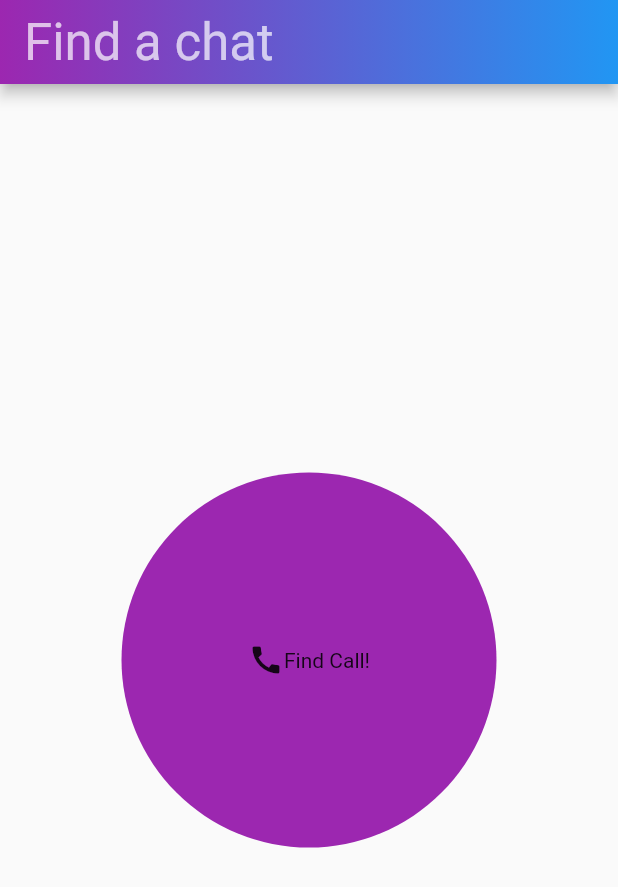
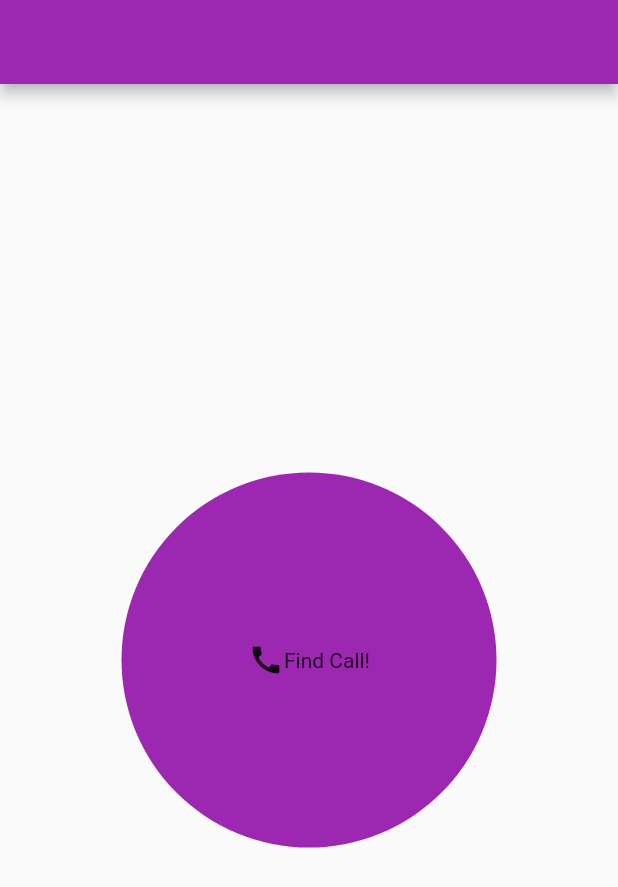
Before and after one commit to AetherAlchemistEW/ChatFinder, a Flutter app: the QueueScreen screen opened directly, on a phone screen of 412 x 824 dp. Shown: the top 887 px of the screen. Run offline on Flutter 3.47's test engine with Material 2 defaults, Android fonts, the phone set to English and light mode, and no system bars; our stand-ins replace cloud_firestore, firebase_auth, firebase_storage, google_sign_in, image_picker, permission_handler and 1 more; missing offline and left inert: agora_rtc_engine, flare_splash_screen, flutter_facebook_login; accounts and stored records are empty.

Commit message:
Removed gradient - Update broke it

```diff
--- a/chat_finder/lib/screens/profile_screen.dart
+++ b/chat_finder/lib/screens/profile_screen.dart
@@ -5,7 +5,7 @@ import 'package:chat_finder/provider/image_upload_provider.dart';
 import 'package:chat_finder/resources/firebase_repository.dart';
 import 'package:chat_finder/utils/utilities.dart';
 import 'package:flutter/material.dart';
-import 'package:gradient_app_bar/gradient_app_bar.dart';
+//import 'package:gradient_app_bar/gradient_app_bar.dart';
 import 'package:image_picker/image_picker.dart';
 import 'login_screen.dart';
 
@@ -54,11 +54,11 @@ class _ProfileScreenState extends State<ProfileScreen> {
   @override
   Widget build(BuildContext context) {
     return Scaffold(
-      appBar: GradientAppBar(
+      appBar: /*GradientAppBar(
         gradient: LinearGradient(colors: [Theme.of(context).primaryColor, Theme.of(context).accentColor]),
         title: Text("Profile",
           style: Theme.of(context).primaryTextTheme.headline4,),
-      ),
+      )*/ AppBar(),
       body: Container(
         alignment: Alignment.center,
         child: isLoading ? Center(child: CircularProgressIndicator())
--- a/chat_finder/lib/screens/queue_screen.dart
+++ b/chat_finder/lib/screens/queue_screen.dart
@@ -3,7 +3,7 @@ import 'package:chat_finder/resources/firebase_repository.dart';
 import 'package:chat_finder/utils/call_utilities.dart';
 import 'package:chat_finder/widgets/topicSelectionCard.dart';
 import 'package:flutter/material.dart';
-import 'package:gradient_app_bar/gradient_app_bar.dart';
+//import 'package:gradient_app_bar/gradient_app_bar.dart';
 
 class QueueScreen extends StatefulWidget {
   @override
@@ -25,11 +25,11 @@ class _QueueScreenState extends State<QueueScreen> {
   @override
   Widget build(BuildContext context) {
     return Scaffold(
-      appBar: GradientAppBar(
+      appBar: AppBar(), /*GradientAppBar(
         gradient: LinearGradient(colors: [Theme.of(context).primaryColor, Theme.of(context).accentColor]),
         title: Text("Find a chat",
         style: Theme.of(context).primaryTextTheme.headline4,),
-      ),
+      ),*/
 
       body: Align(
         alignment: Alignment.center,
--- a/chat_finder/lib/screens/settings_screen.dart
+++ b/chat_finder/lib/screens/settings_screen.dart
@@ -1,7 +1,7 @@
 import 'package:chat_finder/provider/theme_provider.dart';
 import 'package:flutter/material.dart';
 import 'package:flutter/scheduler.dart';
-import 'package:gradient_app_bar/gradient_app_bar.dart';
+//import 'package:gradient_app_bar/gradient_app_bar.dart';
 import 'package:provider/provider.dart';
 
 class SettingsScreen extends StatefulWidget {
@@ -42,11 +42,11 @@ class _SettingsScreenState extends State<SettingsScreen> {
     ThemeProvider themeProvider = Provider.of<ThemeProvider>(context, listen: false);
 
     return Scaffold(
-      appBar: GradientAppBar(
+      appBar: AppBar(), /*GradientAppBar(
         gradient: LinearGradient(colors: [Theme.of(context).primaryColor, Theme.of(context).accentColor]),
         title: Text("Settings",
           style: Theme.of(context).primaryTextTheme.headline4,),
-      ),
+      ),*/
       body: Container(
         child: Column(
           children: <Widget>[
--- a/chat_finder/pubspec.yaml
+++ b/chat_finder/pubspec.yaml
@@ -39,7 +39,7 @@ dependencies:
   cached_network_image: ^2.2.0+1
   agora_rtc_engine: ^1.0.13
   # permission handler
-  gradient_app_bar: ^0.1.3
+  # gradient_app_bar: ^0.1.3
   permission_handler: 3.0.0
   google_sign_in: ^4.5.1
   flutter_facebook_login: ^2.0.1
```
Also changed, not shown: chat_finder/lib/screens/contact_screen.dart (+4 -3 lines), chat_finder/pubspec.lock.
